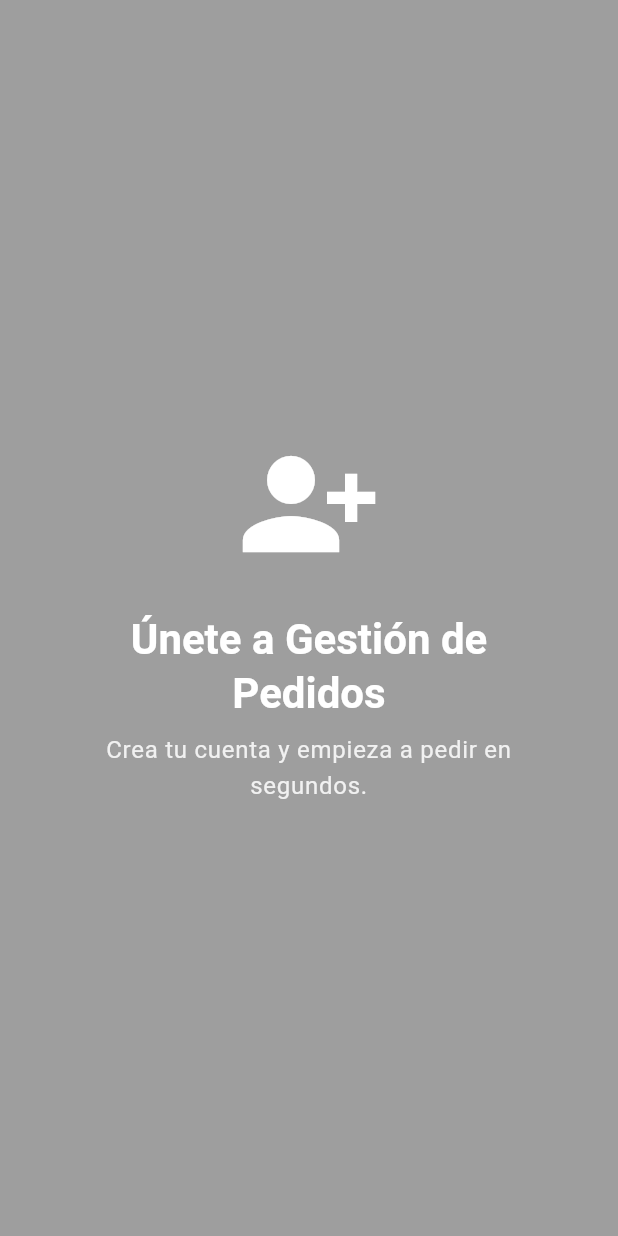
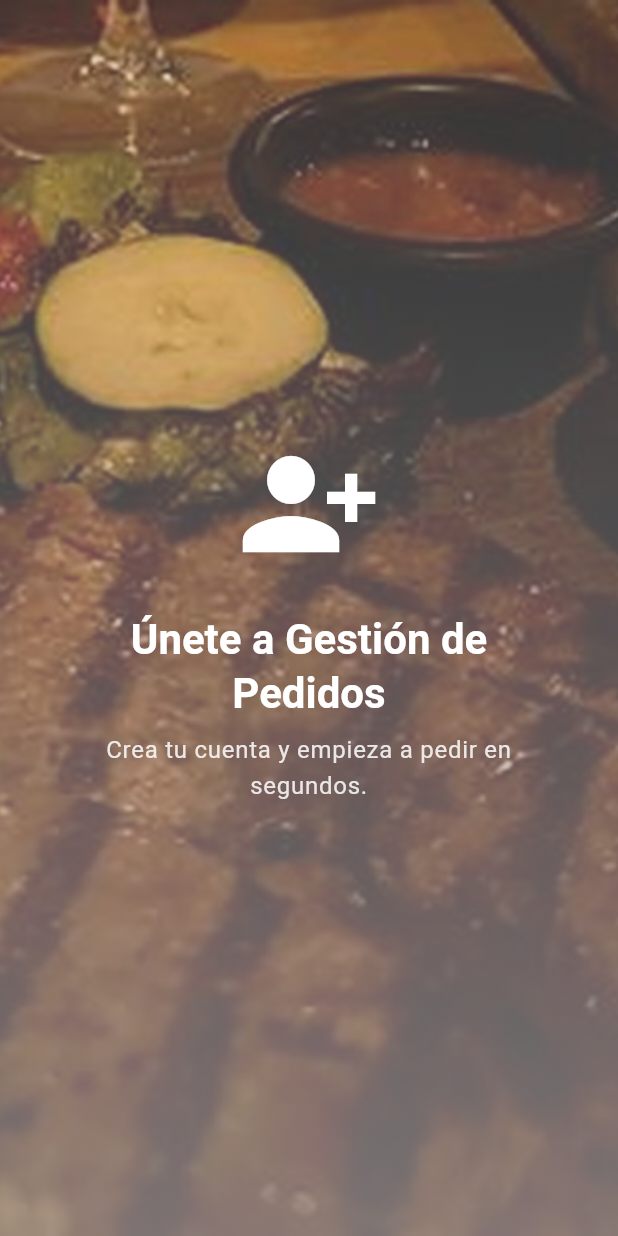
Before and after one commit to keyrafelipez3-droid/gestion_pedidos, a Flutter app: the _PanelMarca widget shown alone on an empty page, opened directly with empty values, on a phone screen of 412 x 824 dp. Run offline on Flutter 3.47's test engine with Material 3 defaults, Android fonts, the phone set to English and light mode, and no system bars; our stand-ins replace cloud_firestore, firebase_auth, firebase_core, flutter_colorpicker, image_picker; accounts and stored records are empty.

Commit message:
Mas fotos de comida: banners distintos por negocio, fondo en registro y aviso para administrador sin negocio

```diff
--- a/lib/screens/auth/registro_screen.dart
+++ b/lib/screens/auth/registro_screen.dart
@@ -134,12 +134,33 @@ class _PanelMarca extends StatelessWidget {
 
   @override
   Widget build(BuildContext context) {
-    return Container(
-      color: color,
-      alignment: Alignment.center,
+    return Stack(
+      fit: StackFit.expand,
+      children: [
+        // Foto de comida de fondo (si faltara el archivo, queda el color
+        // de marca de siempre).
+        ColoredBox(color: color),
+        Image.asset(
+          'assets/images/comida_steak.jpg',
+          fit: BoxFit.cover,
+          errorBuilder: (context, error, stack) => const SizedBox.shrink(),
+        ),
+        DecoratedBox(
+          decoration: BoxDecoration(
+            gradient: LinearGradient(
+              begin: Alignment.topCenter,
+              end: Alignment.bottomCenter,
+              colors: [
+                color.withValues(alpha: 0.30),
+                color.withValues(alpha: 0.72),
+              ],
+            ),
+          ),
+        ),
+        Padding(
           padding: const EdgeInsets.all(AppSpacing.xxl),
           child: Column(
-        mainAxisSize: MainAxisSize.min,
+            mainAxisAlignment: MainAxisAlignment.center,
             children: [
               const Icon(Icons.person_add_alt_1, size: 96, color: Colors.white),
               const SizedBox(height: AppSpacing.lg),
@@ -161,6 +182,8 @@ class _PanelMarca extends StatelessWidget {
               ),
             ],
           ),
+        ),
+      ],
     );
   }
 }
```
Also changed, not shown: lib/screens/admin/admin_home_screen.dart (+51 -10 lines), lib/screens/cliente/cliente_menu_screen.dart (+15 -4 lines), lib/screens/cliente/cliente_negocios_screen.dart (+11 -4 lines), lib/widgets/app_fotos_comida.dart (added, +25 -0 lines), assets/images/comida_costilla.jpg (added), assets/images/comida_hamburguesa.jpg (added), assets/images/comida_papas.jpg (added), assets/images/comida_steak.jpg (added), assets/images/comida_terraza.jpg (added). Lines whose indentation alone changed are shown as unchanged.
